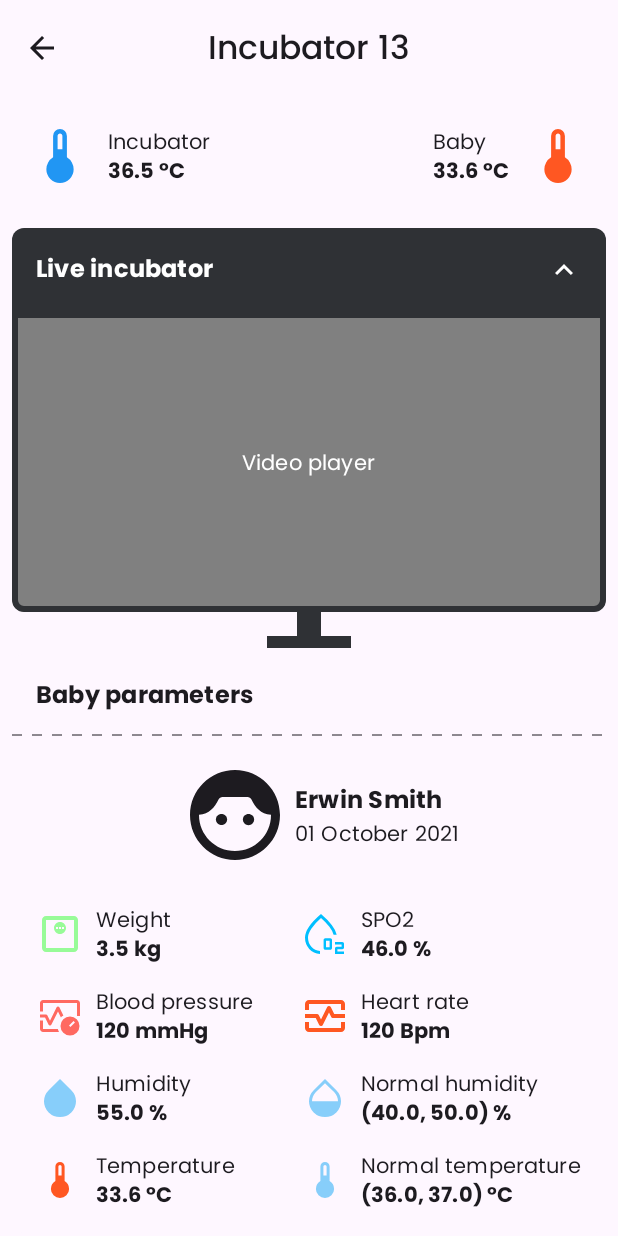
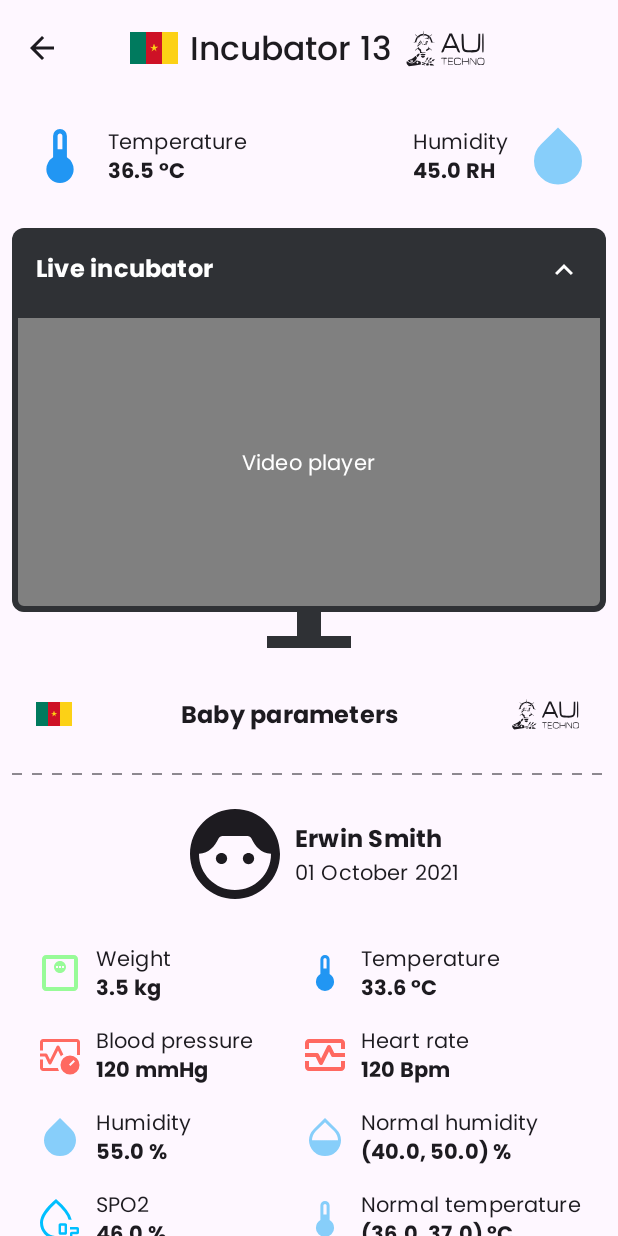
Before and after one commit to amadiyawa/incubator, an Android app built with Jetpack Compose: the screen it shows after launch (MainActivity), after a tap on "Incubator demo", on a phone screen of 412 x 824 dp. Run offline under Robolectric (Android 15) with nearby library versions, the phone set to English and light mode, and no system bars; our stand-ins replace Timber, window size class; pictures from the network do not load.

```diff
--- /dev/null
+++ b/feature_auth/src/main/AndroidManifest.xml
@@ -0,0 +1,4 @@
+<?xml version="1.0" encoding="utf-8"?>
+<manifest xmlns:android="http://schemas.android.com/apk/res/android">
+
+</manifest>
--- a/feature_incubator/src/main/java/com/amadiyawa/feature_incubator/presentation/compose/composable/Toolbar.kt
+++ b/feature_incubator/src/main/java/com/amadiyawa/feature_incubator/presentation/compose/composable/Toolbar.kt
@@ -1,7 +1,9 @@
 package com.amadiyawa.feature_incubator.presentation.compose.composable
 
+import androidx.compose.foundation.layout.Arrangement
+import androidx.compose.foundation.layout.Row
 import androidx.compose.foundation.layout.WindowInsets
-import androidx.compose.foundation.layout.padding
+import androidx.compose.foundation.layout.size
 import androidx.compose.material.icons.Icons
 import androidx.compose.material.icons.automirrored.filled.ArrowBack
 import androidx.compose.material3.CenterAlignedTopAppBar
@@ -12,10 +14,12 @@ import androidx.compose.material3.MaterialTheme
 import androidx.compose.material3.TopAppBar
 import androidx.compose.material3.TopAppBarDefaults
 import androidx.compose.runtime.Composable
+import androidx.compose.ui.Alignment
 import androidx.compose.ui.Modifier
 import androidx.compose.ui.graphics.Color
+import androidx.compose.ui.res.painterResource
 import androidx.compose.ui.res.stringResource
-import androidx.compose.ui.unit.dp
+import com.amadiyawa.feature_base.common.res.Dimen
 import com.amadiyawa.feature_base.presentation.compose.composable.TextTitleLarge
 import com.amadiyawa.feature_incubator.R
 
@@ -30,9 +34,27 @@ fun Toolbar(
     if (centered) {
         CenterAlignedTopAppBar(
             title = {
-                TextTitleLarge(
-                    text = title
-                )
+                Row(
+                    horizontalArrangement = Arrangement
+                        .spacedBy(Dimen.Spacing.medium, Alignment.CenterHorizontally),
+                    verticalAlignment = Alignment.CenterVertically
+                ) {
+                    Icon(
+                        modifier = Modifier
+                            .size(Dimen.Size.medium),
+                        painter = painterResource(id = R.drawable.cameroon_flag_icon),
+                        contentDescription = stringResource(id = R.string.country_flag),
+                        tint = Color.Unspecified
+                    )
+                    TextTitleLarge(text = title)
+                    Icon(
+                        modifier = Modifier
+                            .size(Dimen.Size.extraLarge),
+                        painter = painterResource(id = R.drawable.aui),
+                        contentDescription = stringResource(id = R.string.country_flag),
+                        tint = MaterialTheme.colorScheme.onSurface
+                    )
+                }
             },
             colors = TopAppBarDefaults.topAppBarColors(
                 titleContentColor = MaterialTheme.colorScheme.onSurface,
--- a/feature_incubator/src/main/java/com/amadiyawa/feature_incubator/presentation/screen/incubatordetail/IncubatorDetailScreen.kt
+++ b/feature_incubator/src/main/java/com/amadiyawa/feature_incubator/presentation/screen/incubatordetail/IncubatorDetailScreen.kt
@@ -38,6 +38,7 @@ import androidx.compose.runtime.remember
 import androidx.compose.runtime.setValue
 import androidx.compose.ui.Alignment
 import androidx.compose.ui.Modifier
+import androidx.compose.ui.graphics.Color
 import androidx.compose.ui.res.painterResource
 import androidx.compose.ui.res.stringResource
 import androidx.compose.ui.text.font.FontWeight
@@ -167,7 +168,6 @@ private fun HandleUiState() {
 @Composable
 private fun TemperatureOverview(incubator: Incubator) {
     val incubatorTemperatureString = "${incubator.currentTemperature} \u00B0C"
-    val babyTemperatureString = "${incubator.baby.currentTemperature} \u00B0C"
 
     Row(
         modifier = Modifier
@@ -191,7 +191,7 @@ private fun TemperatureOverview(incubator: Incubator) {
             )
 
             Column {
-                TextTitleSmall(text = stringResource(id = R.string.incubator))
+                TextTitleSmall(text = stringResource(id = R.string.temperature))
                 TextTitleSmall(
                     text = incubatorTemperatureString,
                     fontWeight = FontWeight.Bold
@@ -209,17 +209,17 @@ private fun TemperatureOverview(incubator: Incubator) {
             verticalAlignment = Alignment.CenterVertically
         ) {
             Column {
-                TextTitleSmall(text = stringResource(id = R.string.baby))
+                TextTitleSmall(text = stringResource(id = R.string.humidity))
                 TextTitleSmall(
-                    text = babyTemperatureString,
+                    text = "${incubator.currentHumidity} RH",
                     fontWeight = FontWeight.Bold
                 )
             }
 
             Icon(
-                painter = painterResource(id =R.drawable.thermometer),
-                contentDescription = incubator.currentTemperature.toString(),
-                tint = AppColor.Coral
+                painter = painterResource(id =R.drawable.humidity_high),
+                contentDescription = incubator.currentHumidity.toString(),
+                tint = AppColor.SkyBlue
             )
         }
     }
@@ -336,14 +336,36 @@ private fun IncubatorDetails(
             modifier = Modifier
                 .fillMaxWidth()
         ) {
-            Column(
+            Row(
                 modifier = Modifier
                     .fillMaxWidth()
-                    .padding(Dimen.Spacing.large)
+                    .padding(Dimen.Spacing.large),
+                horizontalArrangement = Arrangement.Center,
+                verticalAlignment = Alignment.CenterVertically
             ) {
+                Icon(
+                    modifier = Modifier
+                        .size(Dimen.Size.small),
+                    painter = painterResource(id = R.drawable.cameroon_flag_icon),
+                    contentDescription = stringResource(id = R.string.country_flag),
+                    tint = Color.Unspecified
+                )
+
+                Spacer(modifier = Modifier.weight(1f))
+
                 TextTitleMedium(
                     text = stringResource(id = R.string.incubator_settings),
                     fontWeight = FontWeight.Bold
+                )
+
+                Spacer(modifier = Modifier.weight(1f))
+
+                Icon(
+                    modifier = Modifier
+                        .size(Dimen.Size.large),
+                    painter = painterResource(id = R.drawable.aui),
+                    contentDescription = stringResource(id = R.string.country_flag),
+                    tint = MaterialTheme.colorScheme.onSurface
                 )
             }
 
@@ -556,14 +578,36 @@ private fun BabyDetails(
             modifier = Modifier
                 .fillMaxWidth()
         ) {
-            Column(
+            Row(
                 modifier = Modifier
                     .fillMaxWidth()
-                    .padding(Dimen.Spacing.large)
+                    .padding(Dimen.Spacing.large),
+                horizontalArrangement = Arrangement.Center,
+                verticalAlignment = Alignment.CenterVertically
             ) {
+                Icon(
+                    modifier = Modifier
+                        .size(Dimen.Size.small),
+                    painter = painterResource(id = R.drawable.cameroon_flag_icon),
+                    contentDescription = stringResource(id = R.string.country_flag),
+                    tint = Color.Unspecified
+                )
+
+                Spacer(modifier = Modifier.weight(1f))
+
                 TextTitleMedium(
                     text = stringResource(id = R.string.baby_parameters),
                     fontWeight = FontWeight.Bold
+                )
+
+                Spacer(modifier = Modifier.weight(1f))
+
+                Icon(
+                    modifier = Modifier
+                        .size(Dimen.Size.large),
+                    painter = painterResource(id = R.drawable.aui),
+                    contentDescription = stringResource(id = R.string.country_flag),
+                    tint = MaterialTheme.colorScheme.onSurface
                 )
             }
 
@@ -663,16 +707,16 @@ private fun BabyDetails(
                             verticalAlignment = Alignment.CenterVertically
                         ) {
                             Icon(
-                                painter = painterResource(id =R.drawable.thermometer),
-                                contentDescription = baby.currentTemperature.toString(),
-                                tint = AppColor.Coral,
+                                painter = painterResource(id =R.drawable.spo2),
+                                contentDescription = baby.weight.toString(),
+                                tint = AppColor.DeepSkyBlue,
                                 modifier = Modifier.size(Dimen.Size.medium)
                             )
 
                             Column {
-                                TextTitleSmall(text = stringResource(id = R.string.temperature))
+                                TextTitleSmall(text = stringResource(id = R.string.spo2))
                                 TextTitleSmall(
-                                    text = "${baby.currentTemperature} \u00B0C",
+                                    text = baby.spo2.toString() + " %",
                                     fontWeight = FontWeight.Bold
                                 )
                             }
@@ -692,16 +736,16 @@ private fun BabyDetails(
                             verticalAlignment = Alignment.CenterVertically
                         ) {
                             Icon(
-                                painter = painterResource(id =R.drawable.spo2),
-                                contentDescription = baby.weight.toString(),
-                                tint = AppColor.DeepSkyBlue,
+                                painter = painterResource(id =R.drawable.thermometer),
+                                contentDescription = baby.currentTemperature.toString(),
+                                tint = AppColor.DodgerBlue,
                                 modifier = Modifier.size(Dimen.Size.medium)
                             )
 
                             Column {
-                                TextTitleSmall(text = stringResource(id = R.string.spo2))
+                                TextTitleSmall(text = stringResource(id = R.string.temperature))
                                 TextTitleSmall(
-                                    text = baby.spo2.toString() + " %",
+                                    text = "${baby.currentTemperature} \u00B0C",
                                     fontWeight = FontWeight.Bold
                                 )
                             }
@@ -717,7 +761,7 @@ private fun BabyDetails(
                             Icon(
                                 imageVector = Icons.Outlined.MonitorHeart,
                                 contentDescription = baby.weight.toString(),
-                                tint = AppColor.Coral,
+                                tint = AppColor.Tomato,
                                 modifier = Modifier.size(Dimen.Size.medium)
                             )
 
--- /dev/null
+++ b/feature_incubator/src/main/res/drawable/aui.xml
@@ -0,0 +1,146 @@
+<vector xmlns:android="http://schemas.android.com/apk/res/android"
+    android:width="232dp"
+    android:height="123dp"
+    android:viewportWidth="232"
+    android:viewportHeight="123">
+  <path
+      android:pathData="M54.1,13.5c-0.2,0.5 -0.3,2.5 -0.4,4.4 -0.2,3.1 -0.5,3.5 -4.7,4.5 -2.6,0.7 -6.3,2.2 -8.4,3.5l-3.7,2.3 -2.8,-2.6c-1.5,-1.4 -3.1,-2.6 -3.7,-2.6 -0.5,0.1 0.6,1.4 2.5,3l3.4,2.9 -2.1,3.3c-1.1,1.8 -2.6,5.4 -3.2,8 -1.2,4.7 -1.2,4.7 -5.9,5.1 -2.5,0.2 -0.6,0.3 4.4,0.3 5,-0.1 8,-0.2 6.8,-0.4 -3,-0.4 -2.9,-2.7 0.2,-8.7 2,-3.7 2.3,-5 1.4,-6.1 -0.9,-1.1 -0.9,-1.4 0,-1.4 0.6,-0 1.6,1.1 2.1,2.5 1.2,3 2.1,3.3 1.7,0.4 -0.2,-2.5 5.2,-5.9 9.5,-5.9 2.4,-0 2.7,-0.5 3.3,-4.3 0.6,-3.8 0.2,-11 -0.4,-8.2z"
+      android:fillColor="#000000"
+      android:strokeColor="#00000000"/>
+  <path
+      android:pathData="M114.8,45.2c-5.9,13.4 -11,25.1 -11.3,26 -0.6,1.5 -0.2,1.8 2.2,1.8 2.5,-0 3.1,-0.6 5.2,-6l2.4,-6 15.4,-0 15.5,-0 2.6,6c2.3,5.2 3,6 5.4,6 1.6,-0 2.8,-0.3 2.8,-0.8 0,-0.4 -5,-12.1 -11.2,-26l-11.2,-25.2 -3.6,-0 -3.5,-0 -10.7,24.2zM135,40.1c3,7.2 5.7,13.4 5.8,14 0.2,0.5 -4.6,0.9 -11.7,0.9 -6.7,-0 -12.1,-0.3 -12.1,-0.7 0,-1.2 11.5,-27.2 12,-27.3 0.3,-0 3,5.9 6,13.1z"
+      android:fillColor="#000000"
+      android:strokeColor="#00000000"/>
+  <path
+      android:pathData="M159.3,22.5c-0.3,1 -0.3,10 0,20.1 0.8,27.3 2.5,29.5 22.1,30.2 14.4,0.6 21.6,-0.9 25,-4.9 3.5,-4.2 4.1,-7.9 4.1,-28.4l0,-18 -2.5,-0 -2.5,-0 -0.5,20.3c-0.6,23.9 -0.4,23.5 -11.7,24.8 -6.8,0.7 -20.5,-0 -23.6,-1.2 -3.6,-1.3 -4.2,-4.5 -4.7,-24.4 -0.5,-19.3 -0.5,-19.5 -2.8,-19.8 -1.4,-0.2 -2.5,0.3 -2.9,1.3z"
+      android:fillColor="#000000"
+      android:strokeColor="#00000000"/>
+  <path
+      android:pathData="M216.7,21.7c-0.4,0.3 -0.7,12 -0.7,26 0,24.6 0.1,25.3 2,25.3 1.9,-0 2,-0.7 2,-26 0,-21 -0.3,-26 -1.3,-26 -0.8,-0 -1.7,0.3 -2,0.7z"
+      android:fillColor="#000000"
+      android:strokeColor="#00000000"/>
+  <path
+      android:pathData="M54.4,25.5c-0.6,1.9 -0.7,3.5 -0.3,3.5 0.5,-0 0.9,-0.7 0.9,-1.6 0,-1.4 0.7,-1.5 3.7,-1.1 3.9,0.7 9,3.8 8.6,5.3 -0.2,0.4 -1.8,0.9 -3.6,0.9 -1.8,0.1 -4.2,0.7 -5.2,1.4 -1.8,1.1 -1.7,1.2 1,0.8 1.6,-0.3 4.5,0.1 6.4,0.9 4.2,1.8 5,1.8 2.6,0.1 -1.3,-1.1 -1.5,-1.6 -0.6,-2.2 1.9,-1.1 4,1.5 5.6,6.8l1.4,4.6 -2.7,0.3c-1.5,0.2 1.4,0.4 6.3,0.4 5.9,-0 7.5,-0.1 4.5,-0.5 -3.9,-0.5 -4.5,-0.9 -5,-3.6 -0.8,-3.6 -3.9,-10.3 -5.2,-11.1 -0.5,-0.3 -1.5,-0 -2.3,0.6 -1.1,0.9 -1.5,0.9 -1.5,0.1 0,-0.6 1,-1.5 2.3,-2 2.4,-0.9 7.6,-6.1 6.2,-6.1 -0.5,-0 -2,1.1 -3.5,2.5l-2.5,2.4 -5.9,-2.9c-7.9,-4 -9.8,-3.9 -11.2,0.5z"
+      android:fillColor="#000000"
+      android:strokeColor="#00000000"/>
+  <path
+      android:pathData="M54.3,43c0,2.5 0.2,3.5 0.4,2.2 0.2,-1.2 0.2,-3.2 0,-4.5 -0.2,-1.2 -0.4,-0.2 -0.4,2.3z"
+      android:fillColor="#000000"
+      android:strokeColor="#00000000"/>
+  <path
+      android:pathData="M44.1,41.9c-0.7,1.2 -2.9,4.1 -4.9,6.4 -2,2.3 -2.7,3.4 -1.5,2.3 1.3,-1 4.5,-2.6 7.3,-3.5l5,-1.6 -2.4,-3 -2.3,-2.9 -1.2,2.3zM47,44.5c0,0.8 -0.7,1.5 -1.5,1.5 -1.6,-0 -2,-1.2 -0.8,-2.3 1.1,-1.2 2.3,-0.8 2.3,0.8z"
+      android:fillColor="#000000"
+      android:strokeColor="#00000000"/>
+  <path
+      android:pathData="M61.1,42.4c1.2,1.3 1.2,7.2 -0.2,9.9 -1,2.1 -0.9,2.1 1,-0.2 1.2,-1.3 2.1,-3.5 2.1,-4.9 0,-1.4 0.7,-3.3 1.5,-4.2 1.4,-1.5 1.2,-1.6 -1.9,-1.6 -2.2,0.1 -3.1,0.5 -2.5,1z"
+      android:fillColor="#000000"
+      android:strokeColor="#00000000"/>
+  <path
+      android:pathData="M59,46.4c0,3.9 -1.4,5.3 -3.5,3.6 -1.6,-1.4 -2,-0.3 -0.6,1.9 0.5,0.8 1.6,1.1 3,0.6 1.7,-0.5 2.1,-1.4 2.1,-5.1 0,-2.4 -0.2,-4.4 -0.5,-4.4 -0.3,-0 -0.5,1.5 -0.5,3.4z"
+      android:fillColor="#000000"
+      android:strokeColor="#00000000"/>
+  <path
+      android:pathData="M44,48.7c-3.4,1.3 -7,4.6 -7,6.4 0,1 0.2,1.9 0.4,1.9 0.2,-0 2.2,-1.8 4.4,-4 3.7,-3.7 8.2,-5.3 8.2,-3 0,0.5 0.7,1 1.5,1 0.9,-0 1.2,-0.6 0.9,-1.5 -0.6,-1.5 -5.3,-1.9 -8.4,-0.8z"
+      android:fillColor="#000000"
+      android:strokeColor="#00000000"/>
+  <path
+      android:pathData="M38.8,59.5c-0.6,1.4 -1.6,2.5 -2.3,2.5 -0.6,-0 -2.4,1.3 -4,3 -3.5,3.7 -2.2,4 1.6,0.4l2.7,-2.6 3,2.2c3.4,2.5 5.4,6.3 4.6,8.5 -0.5,1.3 0.7,1.5 7.5,1.5 4.7,-0 8.1,-0.4 8.1,-1 0,-0.6 -2.4,-1 -5.4,-1 -6.1,-0 -8.1,-1.5 -7.3,-5.5 0.4,-2.2 -0.2,-2.9 -3.5,-4.6 -3.1,-1.6 -3.8,-2.4 -3.3,-3.9 0.9,-2.9 -0.3,-2.5 -1.7,0.5z"
+      android:fillColor="#000000"
+      android:strokeColor="#00000000"/>
+  <path
+      android:pathData="M67,58.5c1.5,1.8 0.7,3.1 -3.1,5 -1.7,0.9 -2.9,2.4 -2.9,3.5 0,2.6 0.8,2.5 6.2,-0.9l4.6,-2.9 2.3,2.4c1.2,1.3 2.7,2.4 3.3,2.4 0.5,-0 -0.3,-1.4 -1.9,-3 -1.6,-1.7 -3.5,-3 -4.2,-3 -0.7,-0 -1.8,-1.1 -2.3,-2.5 -0.5,-1.4 -1.5,-2.5 -2.1,-2.5 -0.8,-0 -0.8,0.4 0.1,1.5z"
+      android:fillColor="#000000"
+      android:strokeColor="#00000000"/>
+  <path
+      android:pathData="M37.6,78.1c-3.5,3 -3.5,3.1 -1.9,5.6l1.7,2.5 2.8,-3.1c5.2,-5.8 3.1,-10 -2.6,-5z"
+      android:fillColor="#000000"
+      android:strokeColor="#00000000"/>
+  <path
+      android:pathData="M46,79c0,1.8 0.7,2 6.5,2 5.8,-0 6.5,-0.2 6.5,-2 0,-1.8 -0.7,-2 -6.5,-2 -5.8,-0 -6.5,0.2 -6.5,2z"
+      android:fillColor="#000000"
+      android:strokeColor="#00000000"/>
+  <path
+      android:pathData="M47,83.3c0,2 3.3,4.7 5.7,4.7 2.1,-0 5.3,-2.9 5.3,-4.8 0,-0.8 -2,-1.2 -5.5,-1.2 -3.9,-0 -5.5,0.4 -5.5,1.3z"
+      android:fillColor="#000000"
+      android:strokeColor="#00000000"/>
+  <path
+      android:pathData="M27.9,86.4c-1.9,1.8 -6.8,4.5 -10.7,6 -6.4,2.5 -7.1,3 -6,4.4 0.7,0.8 3.1,2.3 5.4,3.3 6.8,3.1 13.3,-0 17.6,-8.4 1.8,-3.6 1.8,-4 0.3,-6.3 -0.8,-1.3 -1.9,-2.4 -2.3,-2.4 -0.4,-0 -2.3,1.5 -4.3,3.4zM24,94.5c1.8,2.2 0.3,5.5 -2.5,5.5 -2.9,-0 -4.7,-2.7 -3.4,-5.2 1.2,-2.2 4.2,-2.3 5.9,-0.3z"
+      android:fillColor="#000000"
+      android:strokeColor="#00000000"/>
+  <path
+      android:pathData="M19.5,96c-0.8,1.2 2,2.4 3.5,1.5 0.6,-0.3 0.8,-1.1 0.5,-1.6 -0.8,-1.2 -3.2,-1.2 -4,0.1z"
+      android:fillColor="#000000"
+      android:strokeColor="#00000000"/>
+  <path
+      android:pathData="M63.5,88.5c-1.4,1.3 -2.5,2.8 -2.5,3.3 0,0.9 3.1,2.6 3.4,2 3.9,-7.9 3.6,-9.9 -0.9,-5.3z"
+      android:fillColor="#000000"
+      android:strokeColor="#00000000"/>
+  <path
+      android:pathData="M74.5,88c-2.7,1 -4.8,3.6 -4,5 1,1.7 2.3,1.2 4.5,-2.1 2.5,-3.4 2.4,-4 -0.5,-2.9z"
+      android:fillColor="#000000"
+      android:strokeColor="#00000000"/>
+  <path
+      android:pathData="M102,89c0,0.5 1.8,1 4,1l4,-0 0,9.2c0,5 0.3,8.9 0.6,8.5 0.4,-0.3 0.7,-4.3 0.8,-8.9l0.1,-8.3 4.3,-0.3c7.8,-0.6 4.3,-2.2 -4.8,-2.2 -5.3,-0 -9,0.4 -9,1z"
+      android:fillColor="#000000"
+      android:strokeColor="#00000000"/>
+  <path
+      android:pathData="M122,98l0,10 7,-0c4,-0 7,-0.4 7,-1 0,-0.6 -2.8,-1 -6.5,-1l-6.5,-0 0,-3.5 0,-3.5 6.5,-0c8.3,-0 8.5,-1.8 0.3,-2.2 -6.3,-0.3 -6.3,-0.3 -6.6,-3.6l-0.3,-3.2 6.5,-0c3.7,-0 6.6,-0.4 6.6,-1 0,-0.6 -3,-1 -7,-1l-7,-0 0,10z"
+      android:fillColor="#000000"
+      android:strokeColor="#00000000"/>
+  <path
+      android:pathData="M140,90c-1.5,1.5 -2,3.3 -2,7.8 0,7.6 1.3,9.3 7.8,10 6.5,0.6 9.8,-0.3 11.3,-2.9 1.5,-2.9 0.2,-3.8 -1.7,-1.1 -1.2,1.8 -2.5,2.2 -6.5,2.2 -7.7,-0 -8.9,-1 -8.9,-7.8 0,-3.2 0.5,-6.3 1.2,-7 1.8,-1.8 11.8,-1.5 14,0.5 2.4,2.2 3.2,1.3 1.2,-1.5 -1.3,-1.9 -2.5,-2.2 -8,-2.2 -5.1,-0 -6.8,0.4 -8.4,2z"
+      android:fillColor="#000000"
+      android:strokeColor="#00000000"/>
+  <path
+      android:pathData="M160,98c0,6 0.4,10 1,10 0.6,-0 1,-2 1,-4.5l0,-4.5 7.5,-0 7.5,-0 0,4.6c0,2.5 0.4,4.3 0.9,4 1.2,-0.8 1.2,-19.6 0.1,-19.6 -0.5,-0 -1,1.9 -1.2,4.2l-0.3,4.3 -7.2,0.3 -7.3,0.3 0,-4.6c0,-2.5 -0.4,-4.5 -1,-4.5 -0.6,-0 -1,4 -1,10z"
+      android:fillColor="#000000"
+      android:strokeColor="#00000000"/>
+  <path
+      android:pathData="M181.8,97.6c-0.2,5.3 0,9.8 0.5,10.1 0.4,0.2 0.7,-3.7 0.7,-8.6 0,-5 0.3,-9.1 0.8,-9.1 0.4,0.1 3.6,4.1 7.2,9 3.6,4.9 7.1,8.9 7.8,9 0.9,-0 1.2,-2.6 1.2,-10 0,-12.3 -1.8,-13.4 -2.2,-1.4l-0.3,8.6 -6,-8.6c-8.1,-11.6 -9.3,-11.4 -9.7,1z"
+      android:fillColor="#000000"
+      android:strokeColor="#00000000"/>
+  <path
+      android:pathData="M204.6,89.6c-2.3,2.2 -2.2,14.6 0.1,16.5 2.2,1.9 13.4,1.9 15.6,-0 1.3,-1 1.7,-3 1.7,-8.2 0,-5.9 -0.3,-7 -2.2,-8.3 -3,-2.2 -13.1,-2.2 -15.2,-0zM218.9,90.9c1,0.7 1.5,2.8 1.5,6.6 0.1,6.8 -1.5,8.5 -8.1,8.5 -5.7,-0 -8.3,-2.5 -8.3,-8.1 0,-6.7 1.2,-7.9 7.8,-7.9 3.1,-0 6.4,0.4 7.1,0.9z"
+      android:fillColor="#000000"
+      android:strokeColor="#00000000"/>
+  <path
+      android:pathData="M78.5,93.5c-1.7,1.4 -1.7,1.7 -0.4,3 1.3,1.4 1.8,1.2 4.4,-1.5l2.9,-3 -2.5,-0c-1.3,-0 -3.3,0.7 -4.4,1.5z"
+      android:fillColor="#000000"
+      android:strokeColor="#00000000"/>
+  <path
+      android:pathData="M67.1,95.3c-0.6,0.6 -1.1,1.5 -1.1,2 0,1.2 4.3,0.4 4.7,-0.9 0.5,-1.6 -2.2,-2.5 -3.6,-1.1z"
+      android:fillColor="#000000"
+      android:strokeColor="#00000000"/>
+  <path
+      android:pathData="M31,98.5c-2,1.9 -4.9,3.9 -6.6,4.4 -3.6,1 -9.5,-0.7 -12.8,-3.8 -3.2,-3 -4.6,-2.6 -4.6,1.4 0,2.6 0.9,4.5 3.3,7.1l3.2,3.5 16.5,-2.3 16.5,-2.3 0,-3.9c0,-3.8 -0.2,-4 -5,-5.7 -6.7,-2.4 -6.6,-2.4 -10.5,1.6zM39.7,99.6c0.3,0.8 -0.2,2.3 -1.1,3.2 -1.5,1.5 -1.7,1.5 -3.3,-0 -1.3,-1.4 -1.4,-2 -0.3,-3.2 1.6,-2 3.9,-2 4.7,-0z"
+      android:fillColor="#000000"
+      android:strokeColor="#00000000"/>
+  <path
+      android:pathData="M58,96.5c-1,1.2 -1,1.5 0.3,1.5 2.3,-0 4.7,-1.1 4.7,-2.1 0,-1.5 -3.7,-1 -5,0.6z"
+      android:fillColor="#000000"
+      android:strokeColor="#00000000"/>
+  <path
+      android:pathData="M72.3,98.3c-1.3,0.5 -2.3,1.3 -2.3,1.7 0,1.6 3.3,1.9 5.7,0.6 2.5,-1.3 2.5,-1.4 0.7,-2.3 -1.3,-0.7 -2.6,-0.7 -4.1,-0z"
+      android:fillColor="#000000"
+      android:strokeColor="#00000000"/>
+  <path
+      android:pathData="M49,100.9c0,1.2 3.6,2.9 8.3,3.8 2,0.4 2.7,0.2 2.7,-1 0,-0.8 -1.2,-1.7 -2.9,-2 -1.6,-0.3 -4,-0.9 -5.5,-1.3 -1.7,-0.4 -2.6,-0.2 -2.6,0.5z"
+      android:fillColor="#000000"
+      android:strokeColor="#00000000"/>
+  <path
+      android:pathData="M66,101c2,1.3 3.3,1.3 2.5,-0 -0.3,-0.6 -1.4,-1 -2.3,-1 -1.5,-0 -1.5,0.2 -0.2,1z"
+      android:fillColor="#000000"
+      android:strokeColor="#00000000"/>
+  <path
+      android:pathData="M61.6,105.2c-1,3.7 -0.8,3.9 3.2,3.6 3.2,-0.3 3.7,-0.6 3.7,-2.8 0,-2.1 -0.5,-2.6 -3.1,-2.8 -2.6,-0.3 -3.3,0.1 -3.8,2z"
+      android:fillColor="#000000"
+      android:strokeColor="#00000000"/>
+  <path
+      android:pathData="M49,105.5c0,0.7 2.1,1.7 5,2.2 2.8,0.6 5,0.7 5,0.3 0,-0.3 -2.2,-1.3 -5,-2.2 -3.9,-1.3 -5,-1.3 -5,-0.3z"
+      android:fillColor="#000000"
+      android:strokeColor="#00000000"/>
+  <path
+      android:pathData="M71,106.5c0,2.4 0.2,2.5 6.3,2.5l6.2,-0.1 -2.8,-2.4c-1.8,-1.6 -4,-2.5 -6.3,-2.5 -3,-0 -3.4,0.3 -3.4,2.5z"
+      android:fillColor="#000000"
+      android:strokeColor="#00000000"/>
+</vector>
--- a/feature_incubator/src/main/res/values/strings.xml
+++ b/feature_incubator/src/main/res/values/strings.xml
@@ -26,4 +26,6 @@
     <string name="status">Status</string>
     <string name="temperature">Temperature</string>
     <string name="normal_temperature">Normal temperature</string>
+    <string name="country_flag">Country flag</string>
+    <string name="hum_rh">Hum (RH)</string>
 </resources>
--- a/settings.gradle.kts
+++ b/settings.gradle.kts
@@ -2,6 +2,8 @@ rootProject.name = "IncubaTor"
 
 include(
     ":app",
+    ":feature_auth",
+    ":feature_incubator",
     ":feature_base"
 )
 
@@ -34,4 +36,3 @@ dependencyResolutionManagement {
 // This feature is particularly useful in a multi-module project setup, where you often need to declare dependencies on other projects.
 // By enabling this feature, you can access other projects in your settings.gradle.kts file in a type-safe manner.
 enableFeaturePreview("TYPESAFE_PROJECT_ACCESSORS")
-include(":feature_incubator")
```
Also changed, not shown: feature_auth/build.gradle.kts (added, +43 -0 lines), 6 other files.
